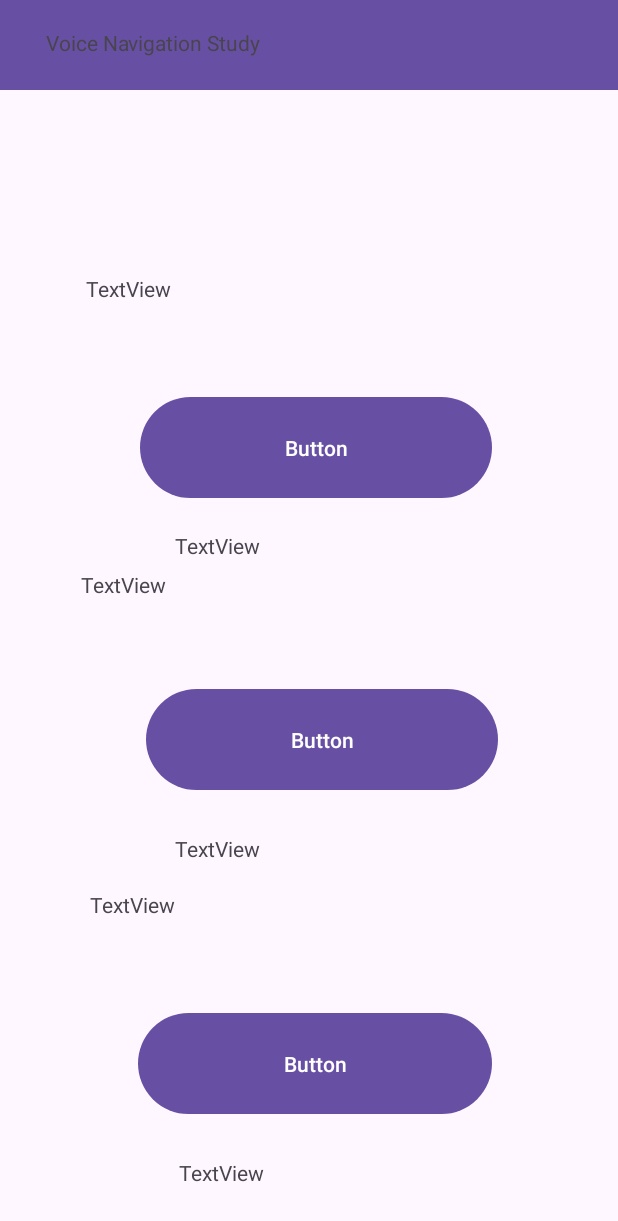
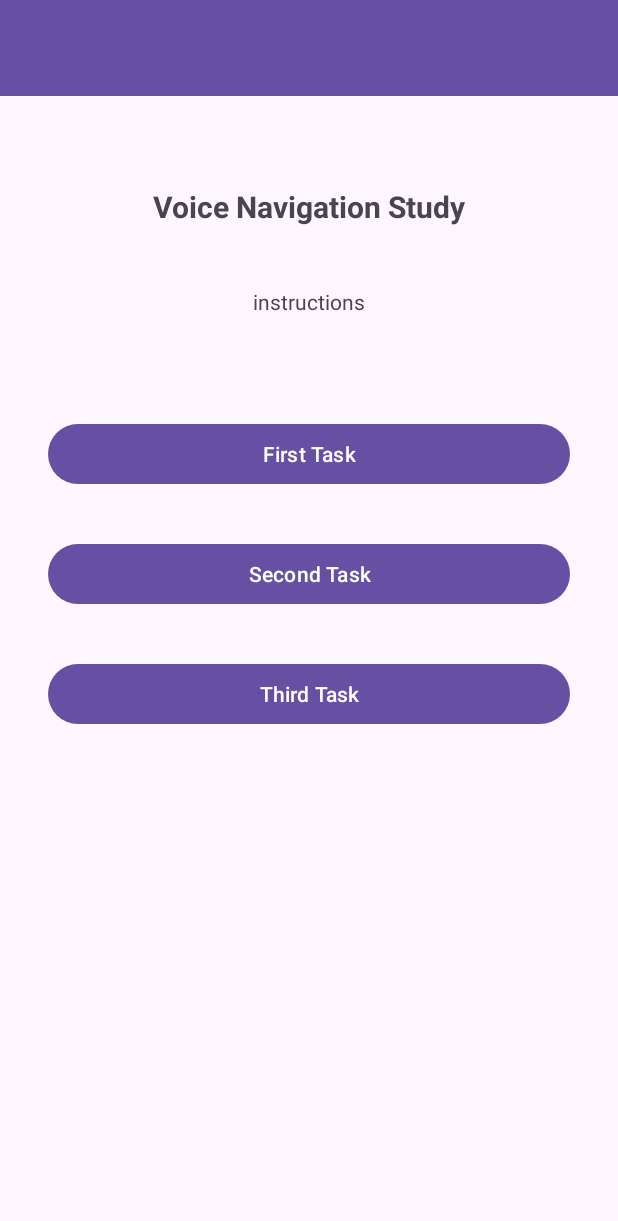
Before and after one commit to mahbub87/EECS4443-project, an Android app: the screen it shows after launch (MainActivity), on a phone screen of 412 x 824 dp. Shown: the top 1221 px of the screen. Run offline under Robolectric (Android 15) with nearby library versions, the phone set to English and light mode, and no system bars.

Commit message:
Some Polishing

```diff
--- a/app/src/main/java/com/example/eecs4443_project/MainActivity.java
+++ b/app/src/main/java/com/example/eecs4443_project/MainActivity.java
@@ -29,9 +29,9 @@ private Boolean firstTaskComplete, secondTaskComplete, thirdTaskComplete;
         firstTaskComplete = false;
         secondTaskComplete = false;
         thirdTaskComplete = false;
-        firstButton = findViewById(R.id.firsttaskbutton);
-        secondButton = findViewById(R.id.secondtaskbutton);
-        thirdButton = findViewById(R.id.thirdtaskbutton);
+        firstButton = findViewById(R.id.firstTaskButton);
+        secondButton = findViewById(R.id.secondTaskButton);
+        thirdButton = findViewById(R.id.thirdTaskButton);
 
 
 
--- a/app/src/main/res/layout/activity_main.xml
+++ b/app/src/main/res/layout/activity_main.xml
@@ -7,173 +7,68 @@
     android:layout_height="match_parent"
     tools:context=".MainActivity">
 
-
     <androidx.appcompat.widget.Toolbar
         android:id="@+id/toolbar"
-        android:layout_width="413dp"
-        android:layout_height="60dp"
+        android:layout_width="match_parent"
+        android:layout_height="?attr/actionBarSize"
         android:background="?attr/colorPrimary"
-        android:minHeight="?attr/actionBarSize"
         android:theme="?attr/actionBarTheme"
-        android:title=""
+        app:layout_constraintTop_toTopOf="parent" />
+
+    <TextView
+        android:id="@+id/titleText"
+        android:layout_width="wrap_content"
+        android:layout_height="wrap_content"
+        android:layout_marginTop="60dp"
+        android:text="@string/app_name_display"
+        android:textSize="20sp"
+        android:textStyle="bold"
         app:layout_constraintEnd_toEndOf="parent"
         app:layout_constraintStart_toStartOf="parent"
-        app:layout_constraintTop_toTopOf="parent" />
+        app:layout_constraintTop_toBottomOf="@id/toolbar" />
 
-    <RelativeLayout
-        android:id="@+id/relativeLayout"
-        android:layout_width="382dp"
-        android:layout_height="47dp"
-        android:layout_marginStart="12dp"
-        android:layout_marginTop="9dp"
-        android:layout_marginEnd="14dp"
-        app:layout_constraintBottom_toBottomOf="@+id/toolbar"
-        app:layout_constraintEnd_toEndOf="@+id/toolbar"
-        app:layout_constraintHorizontal_bias="1.0"
-        app:layout_constraintStart_toStartOf="@+id/toolbar"
-        app:layout_constraintTop_toTopOf="@+id/toolbar"
-        app:layout_constraintVertical_bias="0.0">
-
-        <TextView
-            android:id="@+id/textView2"
-            android:layout_width="208dp"
-            android:layout_height="30dp"
-            android:layout_alignParentStart="true"
-            android:layout_alignParentTop="true"
-            android:layout_marginStart="14dp"
-            android:layout_marginTop="9dp"
-            android:text="@string/app_name_display"
-            app:layout_constraintTop_toTopOf="parent" />
-    </RelativeLayout>
-
-    <RelativeLayout
-        android:layout_width="409dp"
-        android:layout_height="665dp"
-        app:layout_constraintBottom_toBottomOf="parent"
+    <TextView
+        android:id="@+id/titleText2"
+        android:layout_width="wrap_content"
+        android:layout_height="wrap_content"
+        android:layout_marginTop="40dp"
+        android:text="instructions"
+        android:textSize="14sp"
         app:layout_constraintEnd_toEndOf="parent"
         app:layout_constraintStart_toStartOf="parent"
-        app:layout_constraintTop_toBottomOf="@+id/toolbar"
-        app:layout_constraintVertical_bias="1.0">
+        app:layout_constraintTop_toBottomOf="@+id/titleText" />
 
-        <Button
-            android:id="@+id/secondtaskbutton"
-            android:layout_width="235dp"
-            android:layout_height="75dp"
-            android:layout_below="@+id/textView4"
-            android:layout_alignStart="@+id/firsttaskbutton"
-            android:layout_alignEnd="@+id/firsttaskbutton"
-            android:layout_marginStart="4dp"
-            android:layout_marginTop="21dp"
-            android:layout_marginEnd="-4dp"
-            android:text="Button" />
+    <Button
+        android:id="@+id/firstTaskButton"
+        android:layout_width="0dp"
+        android:layout_height="wrap_content"
+        android:layout_marginHorizontal="32dp"
+        android:layout_marginTop="68dp"
+        android:text="First Task"
+        app:layout_constraintEnd_toEndOf="parent"
+        app:layout_constraintStart_toStartOf="parent"
+        app:layout_constraintTop_toBottomOf="@+id/titleText2" />
 
-        <Button
-            android:id="@+id/thirdtaskbutton"
-            android:layout_width="235dp"
-            android:layout_height="75dp"
-            android:layout_below="@+id/textView5"
-            android:layout_alignStart="@+id/textView5"
-            android:layout_alignEnd="@+id/firsttaskbutton"
-            android:layout_marginStart="32dp"
-            android:layout_marginTop="20dp"
-            android:layout_marginEnd="0dp"
-            android:text="Button" />
+    <Button
+        android:id="@+id/thirdTaskButton"
+        android:layout_width="0dp"
+        android:layout_height="wrap_content"
+        android:layout_marginHorizontal="32dp"
+        android:layout_marginTop="32dp"
+        android:text="Third Task"
+        app:layout_constraintEnd_toEndOf="parent"
+        app:layout_constraintStart_toStartOf="parent"
+        app:layout_constraintTop_toBottomOf="@id/secondTaskButton" />
 
-        <Button
-            android:id="@+id/firsttaskbutton"
-            android:layout_width="235dp"
-            android:layout_height="75dp"
-            android:layout_below="@+id/textView3"
-            android:layout_alignStart="@+id/textView3"
-            android:layout_alignEnd="@+id/textView3"
-            android:layout_marginStart="36dp"
-            android:layout_marginTop="24dp"
-            android:layout_marginEnd="25dp"
-            android:text="Button" />
-
-        <TextView
-            android:id="@+id/textView3"
-            android:layout_width="296dp"
-            android:layout_height="54dp"
-            android:layout_alignParentStart="true"
-            android:layout_alignParentTop="true"
-            android:layout_alignParentEnd="true"
-            android:layout_marginStart="56dp"
-            android:layout_marginTop="24dp"
-            android:layout_marginEnd="57dp"
-            android:text="TextView"
-            app:layout_constraintEnd_toEndOf="parent"
-            app:layout_constraintStart_toStartOf="parent" />
-
-        <TextView
-            android:id="@+id/textView4"
-            android:layout_width="wrap_content"
-            android:layout_height="54dp"
-            android:layout_below="@+id/textView3"
-            android:layout_alignStart="@+id/textView3"
-            android:layout_alignEnd="@+id/textView3"
-            android:layout_marginStart="-3dp"
-            android:layout_marginTop="143dp"
-            android:layout_marginEnd="6dp"
-            android:text="TextView"
-            app:layout_constraintEnd_toEndOf="parent"
-            app:layout_constraintStart_toStartOf="parent" />
-
-        <TextView
-            android:id="@+id/textView5"
-            android:layout_width="285dp"
-            android:layout_height="58dp"
-            android:layout_below="@+id/textView4"
-            android:layout_alignStart="@+id/textView4"
-            android:layout_alignEnd="@+id/textView4"
-            android:layout_marginStart="6dp"
-            android:layout_marginTop="159dp"
-            android:layout_marginEnd="2dp"
-            android:text="TextView"
-            app:layout_constraintEnd_toEndOf="parent"
-            app:layout_constraintStart_toStartOf="parent" />
-
-        <TextView
-            android:id="@+id/textView6"
-            android:layout_width="195dp"
-            android:layout_height="wrap_content"
-            android:layout_below="@+id/secondtaskbutton"
-            android:layout_alignStart="@+id/secondtaskbutton"
-            android:layout_alignEnd="@+id/secondtaskbutton"
-            android:layout_marginStart="19dp"
-            android:layout_marginTop="25dp"
-            android:layout_marginEnd="22dp"
-            android:text="TextView"
-            app:layout_constraintEnd_toEndOf="parent"
-            app:layout_constraintStart_toStartOf="parent" />
-
-        <TextView
-            android:id="@+id/textView7"
-            android:layout_width="wrap_content"
-            android:layout_height="wrap_content"
-            android:layout_below="@+id/firsttaskbutton"
-            android:layout_alignStart="@+id/firsttaskbutton"
-            android:layout_alignEnd="@+id/firsttaskbutton"
-            android:layout_marginStart="23dp"
-            android:layout_marginTop="18dp"
-            android:layout_marginEnd="21dp"
-            android:text="TextView"
-            app:layout_constraintEnd_toEndOf="parent"
-            app:layout_constraintStart_toStartOf="parent" />
-
-        <TextView
-            android:id="@+id/textView8"
-            android:layout_width="186dp"
-            android:layout_height="wrap_content"
-            android:layout_below="@+id/thirdtaskbutton"
-            android:layout_alignStart="@+id/thirdtaskbutton"
-            android:layout_alignEnd="@+id/thirdtaskbutton"
-            android:layout_marginStart="27dp"
-            android:layout_marginTop="25dp"
-            android:layout_marginEnd="20dp"
-            android:text="TextView"
-            app:layout_constraintEnd_toEndOf="parent"
-            app:layout_constraintStart_toStartOf="parent" />
-    </RelativeLayout>
+    <Button
+        android:id="@+id/secondTaskButton"
+        android:layout_width="0dp"
+        android:layout_height="wrap_content"
+        android:layout_marginHorizontal="32dp"
+        android:layout_marginTop="32dp"
+        android:text="Second Task"
+        app:layout_constraintEnd_toEndOf="parent"
+        app:layout_constraintStart_toStartOf="parent"
+        app:layout_constraintTop_toBottomOf="@id/firstTaskButton" />
 
 </androidx.constraintlayout.widget.ConstraintLayout>
```
